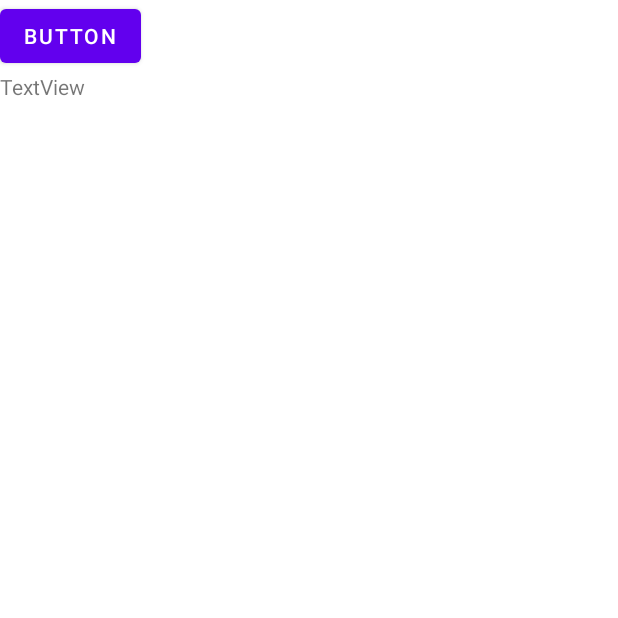
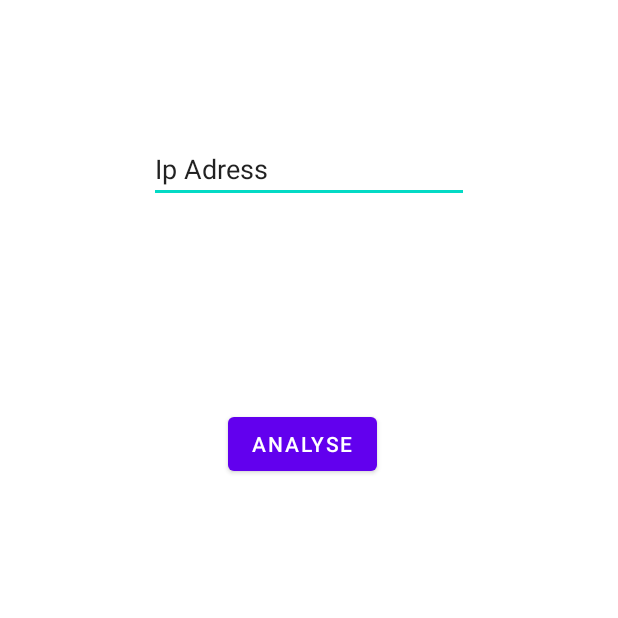
Before and after one commit to Kaluox/TP5_SYSMOBILE, an Android app: the screen it shows after launch (MainActivity), on a phone screen of 412 x 824 dp, the top half of it. Run offline under Robolectric (Android 15) with nearby library versions, the phone set to English and light mode, and no system bars.

Commit message:
Q6 progress

```diff
--- a/app/src/main/AndroidManifest.xml
+++ b/app/src/main/AndroidManifest.xml
@@ -1,6 +1,8 @@
 <?xml version="1.0" encoding="utf-8"?>
 <manifest xmlns:android="http://schemas.android.com/apk/res/android"
     package="com.example.tp5">
+
+    <uses-permission android:name="android.permission.INTERNET" />
 
     <application
         android:allowBackup="true"
@@ -10,6 +12,7 @@
         android:supportsRtl="true"
         android:theme="@style/Theme.TP5"
         android:usesCleartextTraffic="true">
+        <activity android:name=".ResultActivity"></activity>
         <activity
             android:name=".MainActivity"
             android:label="@string/app_name"
@@ -22,6 +25,4 @@
         </activity>
     </application>
 
-    <uses-permission android:name="android.permission.INTERNET"/>
-
 </manifest>
--- a/app/src/main/java/com/example/tp5/MainActivity.java
+++ b/app/src/main/java/com/example/tp5/MainActivity.java
@@ -1,28 +1,19 @@
 package com.example.tp5;
 
+import android.content.Intent;
 import android.os.Bundle;
 
-import com.google.android.material.floatingactionbutton.FloatingActionButton;
-import com.google.android.material.snackbar.Snackbar;
+import androidx.appcompat.app.AppCompatActivity;
 
-import androidx.appcompat.app.AppCompatActivity;
-import androidx.appcompat.widget.Toolbar;
-
-import android.os.StrictMode;
 import android.view.View;
 
-import android.view.Menu;
-import android.view.MenuItem;
 import android.widget.Button;
+import android.widget.EditText;
 import android.widget.TextView;
 
-import java.io.BufferedInputStream;
-import java.io.IOException;
-import java.io.InputStream;
-import java.net.HttpURLConnection;
 import java.net.MalformedURLException;
 import java.net.URL;
-import java.util.Scanner;
+
 
 public class MainActivity extends AppCompatActivity {
 
@@ -32,40 +23,22 @@ public class MainActivity extends AppCompatActivity {
         setContentView(R.layout.activity_main);
         MainActivity lecontext = this;
         // Titre
-        lecontext.setTitle("test");
-        // Example of a call to a native method
-        TextView tv = findViewById(R.id.textView);
+        lecontext.setTitle("Main page");
 
-        StrictMode.ThreadPolicy policy = new StrictMode.ThreadPolicy.Builder().permitAll().build();
-        StrictMode.setThreadPolicy(policy);
+        EditText editText = (EditText)findViewById(R.id.editTextIpAdress);
 
-        CallWebApi c = new CallWebApi(tv);
-
-//        try {
-//            URL newurl = new URL("http://www.google.com");
-//            c.execute(newurl.toString());
-//        } catch (MalformedURLException e) {
-//            e.printStackTrace();
-//        }
-
-        Button btn = (Button)findViewById(R.id.button);
-        btn.setOnClickListener(new View.OnClickListener() {
+        // Button Configuration
+        Button sendBtn = (Button)findViewById(R.id.button);
+        sendBtn.setOnClickListener(new View.OnClickListener() {
             @Override
             public void onClick(View v) {
-                try {
-                    URL newurl = new URL("http://www.google.com");
-                    c.execute(newurl.toString());
-                } catch (MalformedURLException e) {
-                    e.printStackTrace();
-                }
+                startActivity(new Intent(lecontext, ResultActivity.class));
+                String input = editText.getEditableText().toString();
+                CallWebApi c = new CallWebApi(findViewById(R.id.textViewResult));
+                String urlString = "http://ip-api.com/xml/" + input;
+                c.execute(urlString);
             }
         });
-    }
 
-    private void readStream(InputStream in) {
-        TextView tv = findViewById(R.id.textView);
-        Scanner s = new Scanner(in).useDelimiter("\\A");
-        String result = s.hasNext() ? s.next() : "";
-        tv.setText(result);
     }
 }
--- a/app/src/main/res/layout/activity_main.xml
+++ b/app/src/main/res/layout/activity_main.xml
@@ -12,17 +12,24 @@
         android:id="@+id/button"
         android:layout_width="wrap_content"
         android:layout_height="wrap_content"
-        android:text="Button"
+        android:layout_marginStart="152dp"
+        android:layout_marginLeft="152dp"
+        android:layout_marginTop="272dp"
+        android:text="Analyse"
         app:layout_constraintStart_toStartOf="parent"
         app:layout_constraintTop_toTopOf="parent" />
 
-    <TextView
-        android:id="@+id/textView"
+    <EditText
+        android:id="@+id/editTextIpAdress"
         android:layout_width="wrap_content"
         android:layout_height="wrap_content"
-        android:text="TextView"
-        app:layout_constraintStart_toStartOf="@+id/button"
-        app:layout_constraintTop_toBottomOf="@+id/button" />
+        android:layout_marginTop="90dp"
+        android:ems="10"
+        android:inputType="textPersonName"
+        android:text="Ip Adress"
+        app:layout_constraintEnd_toEndOf="parent"
+        app:layout_constraintStart_toStartOf="parent"
+        app:layout_constraintTop_toTopOf="parent" />
 
 
 </androidx.constraintlayout.widget.ConstraintLayout>
```
Also changed, not shown: app/src/main/java/com/example/tp5/CallWebApi.java (+6 -1 lines), app/src/main/java/com/example/tp5/GeoIP.java (added, +22 -0 lines), app/src/main/java/com/example/tp5/ResultActivity.java (added, +18 -0 lines), app/src/main/res/layout/activity_result.xml (added, +18 -0 lines).
